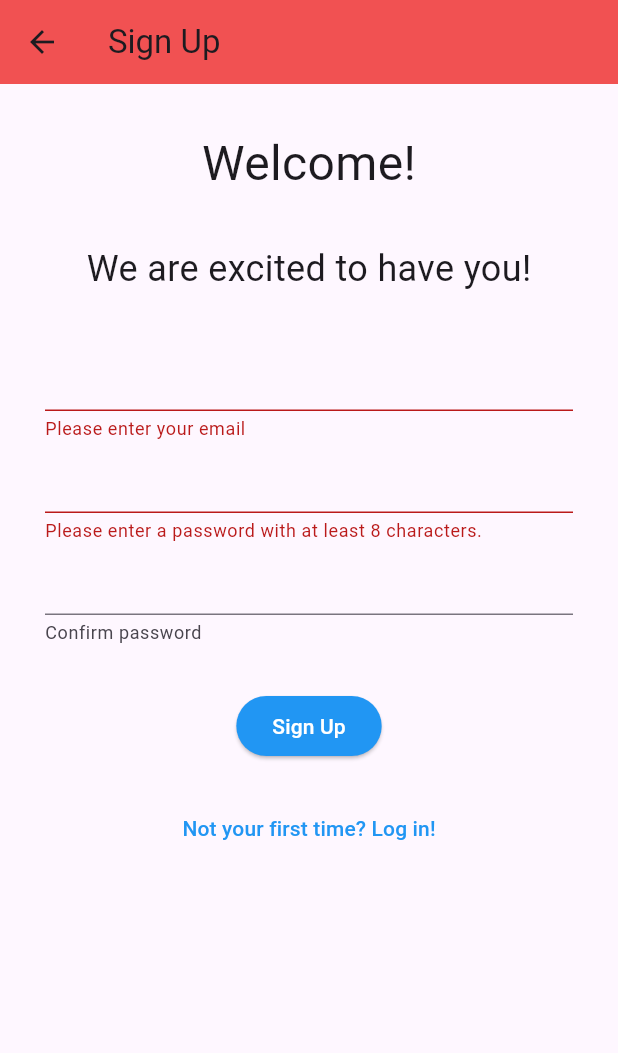
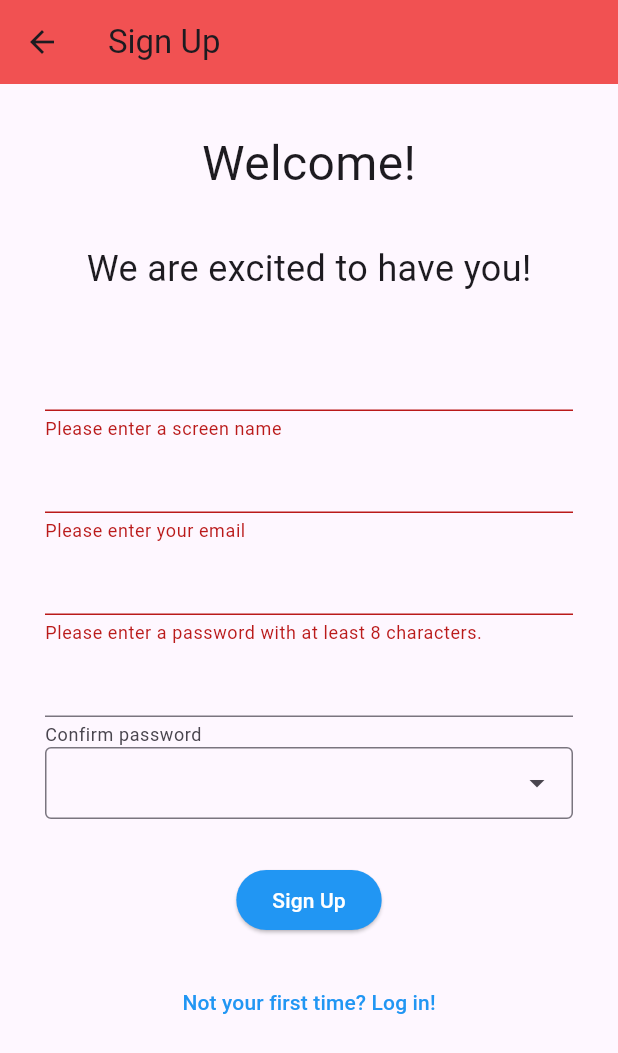
Before and after one commit to kasrfr/rmhconnect, a Flutter app: the SignupPage screen opened by its route, after a tap on "Sign Up", on a phone screen of 412 x 824 dp. Shown: the top 1053 px of the screen. Run offline on Flutter 3.47's test engine with Material 3 defaults, Android fonts, the phone set to English and light mode, and no system bars; drawn by our look-alikes of dropdown_search; our stand-ins replace cloud_firestore, firebase_auth, firebase_core; accounts and stored records are empty; statements that could not run were skipped.

Commit message:
Added location and name to sign-up

```diff
--- a/lib/SplashScreen.dart
+++ b/lib/SplashScreen.dart
@@ -27,7 +27,7 @@ class _SplashScreenState extends State<SplashScreen> {
 
   Future<void> init() async{
     await Future.delayed(const Duration(seconds: 3));
-    //Navigator.pushReplacementNamed(context, '/welcome');
+    // Navigator.pushReplacementNamed(context, '/welcome');
 
     final user = FirebaseAuth.instance.currentUser;
     if (user != null) {
--- a/lib/main.dart
+++ b/lib/main.dart
@@ -17,6 +17,7 @@ import 'package:rmhconnect/screens/admins/adminbranches.dart';
 Future<void> main() async{
   WidgetsFlutterBinding.ensureInitialized();
   await Firebase.initializeApp(
+    name: 'RMHConnect',
     options: DefaultFirebaseOptions.currentPlatform,
   );
   runApp(const MyApp());
@@ -40,6 +41,7 @@ class MyApp extends StatelessWidget {
         '/home': (context) => HomePage(),
         '/login': (context) => LoginPage(),
         '/signup': (context) => SignupPage(),
+        '/signup_screen': (context) => SignupPage(),
         '/navigation_screen': (context) => NavigationPage(),
         '/announcements': (context) => AnnouncementsPage(),
         '/profile': (context) => ProfilePage(),
--- a/lib/signup_screen.dart
+++ b/lib/signup_screen.dart
@@ -3,6 +3,7 @@ import 'package:firebase_auth/firebase_auth.dart';
 import 'package:firebase_core/firebase_core.dart';
 import 'package:flutter/material.dart';
 import 'constants.dart';
+import 'package:dropdown_search/dropdown_search.dart';
 
 class SignupPage extends StatefulWidget {
   const SignupPage({Key? key}) : super(key: key);
@@ -17,10 +18,14 @@ class _SignupPageState extends State<SignupPage> {
   String email = '';
   String password = '';
   String? role = '';
-  List<String> orgNames = [];
+  /* */ List<String> orgNames = []; /* */
+  final _nameController = TextEditingController();
   final _emailController = TextEditingController();
   final _passwordController = TextEditingController();
   final _confirmPasswordController = TextEditingController();
+  bool isLoading = true;
+  String? valueOrg;
+  String name = '';
 
   @override
   void initState(){
@@ -38,6 +43,7 @@ class _SignupPageState extends State<SignupPage> {
 
     setState(() {
       orgNames = names;
+      isLoading = false;
     });
   }
 
@@ -52,9 +58,12 @@ class _SignupPageState extends State<SignupPage> {
       body: SingleChildScrollView(
         child: Padding(
           padding: const EdgeInsets.all(30),
-          child: Form(
-            key: _formKey,
-            child: Column(
+          child: isLoading ?
+            const CircularProgressIndicator() :
+            Form(
+              key: _formKey,
+              child: Column(
+
               children: [
                 Padding(
                   padding: const EdgeInsets.symmetric(vertical: 0,horizontal: 30),
@@ -73,6 +82,19 @@ class _SignupPageState extends State<SignupPage> {
                           fontSize: 24
                       )
                   ),
+                ),
+                TextFormField(
+                    controller: _nameController,
+                    decoration: const InputDecoration(
+                        helperText: 'Name'
+                    ),
+                    validator: (String? name) {
+                      if (name == null || name.isEmpty) {
+                        return 'Please enter a screen name';
+                      }
+                      return null;
+                    },
+                    onChanged: (val) => setState(() => name = val)
                 ),
 
                 TextFormField(
@@ -119,6 +141,21 @@ class _SignupPageState extends State<SignupPage> {
 
                 // Todo: Add dropdownsearch item here [https://pub.dev/packages/dropdown_search]
 
+
+                DropdownSearch<String>(
+                items: (f, cs) => orgNames,
+                  popupProps: PopupProps.menu(
+                  fit: FlexFit.loose
+                  ),
+                  selectedItem: valueOrg,
+                  validator: (String? valueOrg) {
+                    if (valueOrg == null || valueOrg.isEmpty) {
+                    return 'Please select your location';
+                    }
+                    return null;
+                    },
+                      onChanged: (val) => setState(() => valueOrg = val)
+                ),
                 Padding(
                   padding: const EdgeInsets.fromLTRB(0, 30, 0, 0),
                   child: ElevatedButton(
@@ -141,6 +178,8 @@ class _SignupPageState extends State<SignupPage> {
                             .set({
                               'email': email,
                               'role': role,
+                              'location': valueOrg,
+                              'name': name,
                             });
                           if (role == 'admin') {
                             Navigator.pushReplacementNamed(context, '/admin_home');
--- a/pubspec.yaml
+++ b/pubspec.yaml
@@ -39,6 +39,7 @@ dependencies:
   firebase: ^9.0.3
   firebase_auth: ^5.6.0
   cloud_firestore: ^5.6.9
+  dropdown_search: ^6.0.2
 
 dev_dependencies:
   flutter_test:
```
Also changed, not shown: pubspec.lock.
